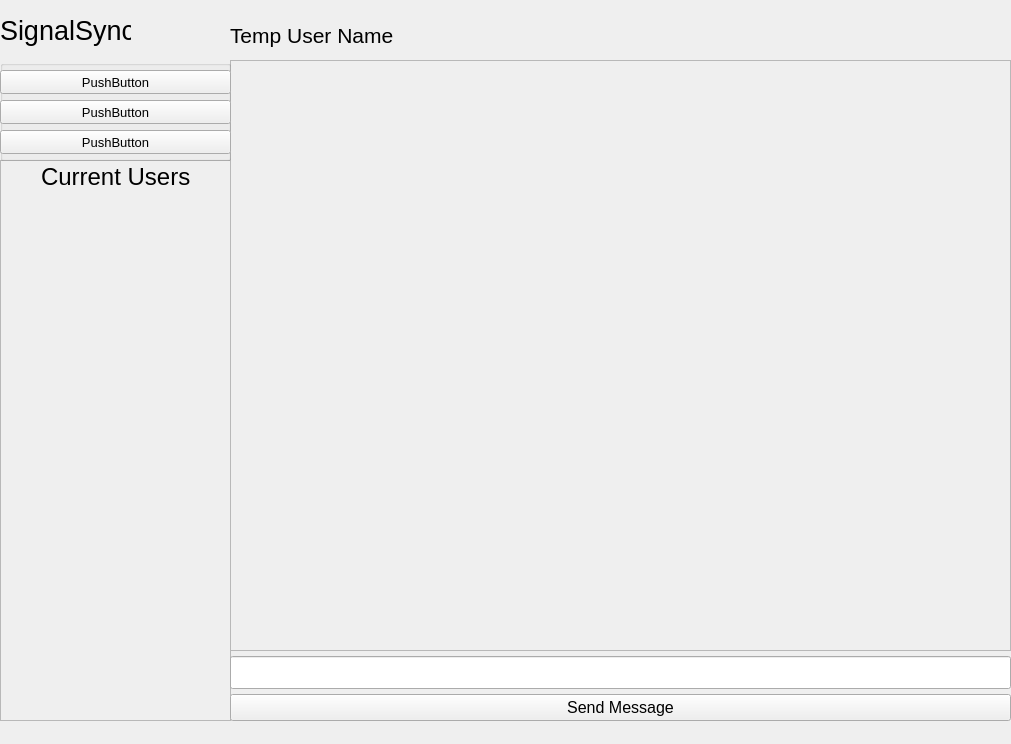
First picture: the form in ChatAppClient/ChattingWindow.ui, repository pahuljotmatharoo/SignalSync-client, before the edit.
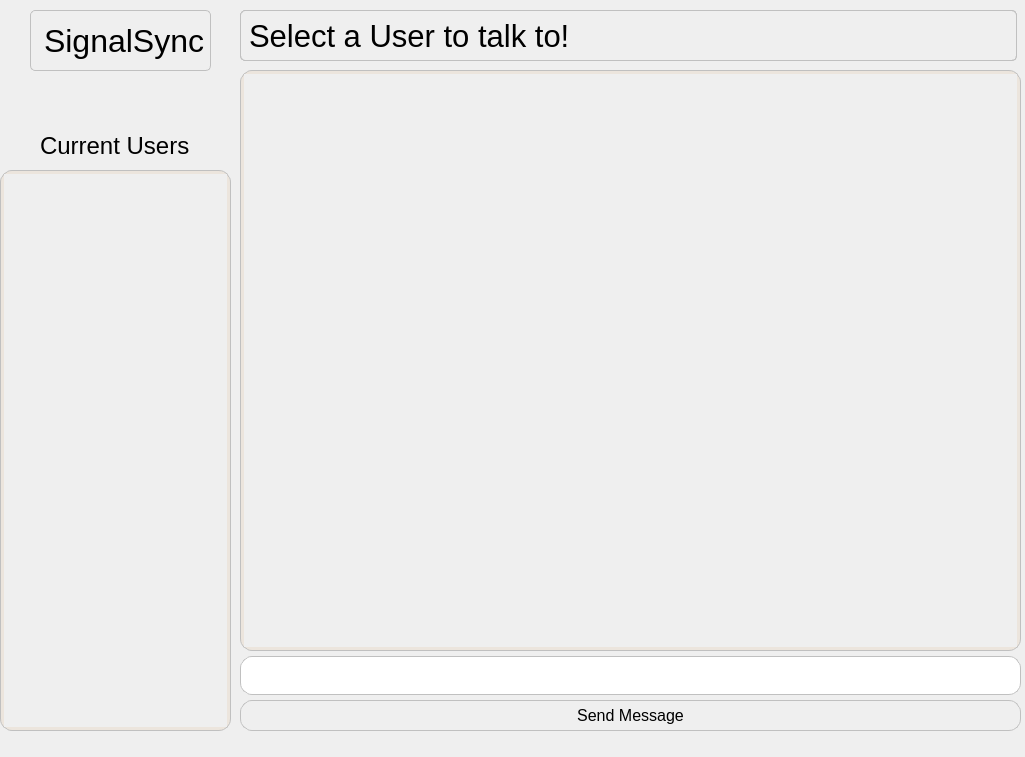
Second picture: the form after the edit.

What changed in the file:
```diff
--- a/ChatAppClient/ChattingWindow.ui
+++ b/ChatAppClient/ChattingWindow.ui
@@ -6,12 +6,12 @@
    <rect>
     <x>0</x>
     <y>0</y>
-    <width>1011</width>
-    <height>744</height>
+    <width>1025</width>
+    <height>757</height>
    </rect>
   </property>
   <property name="sizePolicy">
-   <sizepolicy hsizetype="Preferred" vsizetype="MinimumExpanding">
+   <sizepolicy hsizetype="Preferred" vsizetype="Ignored">
     <horstretch>0</horstretch>
     <verstretch>0</verstretch>
    </sizepolicy>
@@ -35,7 +35,7 @@
     <property name="geometry">
      <rect>
       <x>0</x>
-      <y>160</y>
+      <y>170</y>
       <width>231</width>
       <height>561</height>
      </rect>
@@ -46,6 +46,35 @@
        <property name="enabled">
         <bool>true</bool>
        </property>
+       <property name="styleSheet">
+        <string notr="true">/* ===== scrollArea_2 &amp; viewport ===== */
+QScrollArea#scrollArea_2 {
+    border: 1px solid #C0C0C0;   /* subtle outline */
+    border-radius: 12px;         /* round the outer border */
+    background-color: #ECE5DD;
+    padding: 3px;
+}
+
+
+/* ===== Vertical ScrollBar for scrollArea_2 ===== */
+QScrollArea#scrollArea_2 QScrollBar:vertical {
+    background: transparent;
+    width: 6px;
+    margin: 0;
+}
+QScrollArea#scrollArea_2 QScrollBar::handle:vertical {
+    background: rgba(0,0,0,0.2);
+    min-height: 20px;
+    border-radius: 3px;
+}
+QScrollArea#scrollArea_2 QScrollBar::add-line,
+QScrollArea#scrollArea_2 QScrollBar::sub-line,
+QScrollArea#scrollArea_2 QScrollBar::add-page,
+QScrollArea#scrollArea_2 QScrollBar::sub-page {
+    height: 0;
+}
+</string>
+       </property>
        <property name="widgetResizable">
         <bool>true</bool>
        </property>
@@ -54,28 +83,10 @@
          <rect>
           <x>0</x>
           <y>0</y>
-          <width>227</width>
-          <height>557</height>
+          <width>221</width>
+          <height>551</height>
          </rect>
         </property>
-        <widget class="QLabel" name="label_2">
-         <property name="geometry">
-          <rect>
-           <x>40</x>
-           <y>0</y>
-           <width>151</width>
-           <height>31</height>
-          </rect>
-         </property>
-         <property name="font">
-          <font>
-           <pointsize>18</pointsize>
-          </font>
-         </property>
-         <property name="text">
-          <string>Current Users</string>
-         </property>
-        </widget>
        </widget>
       </widget>
      </item>
@@ -84,8 +95,8 @@
    <widget class="QWidget" name="layoutWidget">
     <property name="geometry">
      <rect>
-      <x>230</x>
-      <y>60</y>
+      <x>240</x>
+      <y>70</y>
       <width>781</width>
       <height>661</height>
      </rect>
@@ -99,11 +110,41 @@
        <property name="enabled">
         <bool>true</bool>
        </property>
+       <property name="autoFillBackground">
+        <bool>false</bool>
+       </property>
+       <property name="styleSheet">
+        <string notr="true">/* ===== ScrollArea &amp; viewport ===== */
+QScrollArea {
+    border: 1px solid #C0C0C0;   /* subtle outline */
+    border-radius: 12px;         /* round the outer border */
+    background-color: #ECE5DD;
+    padding: 3px;
+}
+
+/* ===== Vertical ScrollBar ===== */
+QScrollBar:vertical {
+    background: transparent;
+    width: 6px;
+    margin: 0;
+}
+QScrollBar::handle:vertical {
+    background: rgba(0,0,0,0.2);
+    min-height: 20px;
+    border-radius: 3px;
+}
+QScrollBar::add-line, QScrollBar::sub-line,
+QScrollBar::add-page, QScrollBar::sub-page {
+    height: 0px;
+}
+
+</string>
+       </property>
        <property name="frameShape">
-        <enum>QFrame::Shape::StyledPanel</enum>
+        <enum>QFrame::Shape::Panel</enum>
        </property>
        <property name="frameShadow">
-        <enum>QFrame::Shadow::Raised</enum>
+        <enum>QFrame::Shadow::Plain</enum>
        </property>
        <property name="widgetResizable">
         <bool>true</bool>
@@ -113,8 +154,8 @@
          <rect>
           <x>0</x>
           <y>0</y>
-          <width>777</width>
-          <height>594</height>
+          <width>771</width>
+          <height>578</height>
          </rect>
         </property>
        </widget>
@@ -125,6 +166,11 @@
        <property name="enabled">
         <bool>true</bool>
        </property>
+       <property name="styleSheet">
+        <string notr="true">border: 1px solid #C0C0C0;   /* subtle outline */
+    border-radius: 12px;         /* round the outer border */
+    padding: 5px;</string>
+       </property>
       </widget>
      </item>
      <item>
@@ -134,6 +180,11 @@
          <pointsize>12</pointsize>
         </font>
        </property>
+       <property name="styleSheet">
+        <string notr="true"> border: 1px solid #C0C0C0;   /* subtle outline */
+ border-radius: 12px;         /* round the outer border */
+padding: 5px;</string>
+       </property>
        <property name="text">
         <string>Send Message</string>
        </property>
@@ -141,102 +192,89 @@
      </item>
     </layout>
    </widget>
-   <widget class="QLabel" name="label">
+   <widget class="QFrame" name="frame">
     <property name="geometry">
      <rect>
-      <x>230</x>
-      <y>20</y>
-      <width>371</width>
+      <x>240</x>
+      <y>10</y>
+      <width>777</width>
+      <height>51</height>
+     </rect>
+    </property>
+    <property name="styleSheet">
+     <string notr="true">border-radius: 5px;
+border: 1px solid #C0C0C0;   /* subtle outline */</string>
+    </property>
+    <property name="frameShape">
+     <enum>QFrame::Shape::StyledPanel</enum>
+    </property>
+    <property name="frameShadow">
+     <enum>QFrame::Shadow::Raised</enum>
+    </property>
+    <widget class="QLabel" name="label">
+     <property name="geometry">
+      <rect>
+       <x>0</x>
+       <y>0</y>
+       <width>777</width>
+       <height>51</height>
+      </rect>
+     </property>
+     <property name="font">
+      <font>
+       <family>Arial</family>
+       <pointsize>23</pointsize>
+      </font>
+     </property>
+     <property name="styleSheet">
+      <string notr="true">text-align: center;</string>
+     </property>
+     <property name="text">
+      <string>Select a User to talk to!</string>
+     </property>
+    </widget>
+   </widget>
+   <widget class="QLabel" name="label_2">
+    <property name="geometry">
+     <rect>
+      <x>40</x>
+      <y>130</y>
+      <width>151</width>
       <height>31</height>
      </rect>
     </property>
     <property name="font">
      <font>
-      <pointsize>16</pointsize>
+      <pointsize>18</pointsize>
      </font>
     </property>
-    <property name="styleSheet">
-     <string notr="true">text-align: center;</string>
-    </property>
     <property name="text">
-     <string>Temp User Name</string>
+     <string>Current Users</string>
     </property>
    </widget>
    <widget class="QLabel" name="label_3">
     <property name="geometry">
      <rect>
-      <x>0</x>
+      <x>30</x>
       <y>10</y>
-      <width>131</width>
-      <height>41</height>
+      <width>181</width>
+      <height>61</height>
      </rect>
     </property>
     <property name="font">
      <font>
-      <pointsize>20</pointsize>
+      <pointsize>24</pointsize>
      </font>
     </property>
+    <property name="styleSheet">
+     <string notr="true">border-radius: 5px;
+border: 1px solid #C0C0C0;   /* subtle outline */
+padding: 5px;</string>
+    </property>
     <property name="text">
      <string>SignalSync</string>
     </property>
    </widget>
-   <widget class="QGroupBox" name="groupBox">
-    <property name="geometry">
-     <rect>
-      <x>0</x>
-      <y>60</y>
-      <width>231</width>
-      <height>101</height>
-     </rect>
-    </property>
-    <property name="font">
-     <font>
-      <pointsize>10</pointsize>
-     </font>
-    </property>
-    <property name="title">
-     <string/>
-    </property>
-    <widget class="QPushButton" name="pushButton">
-     <property name="geometry">
-      <rect>
-       <x>0</x>
-       <y>10</y>
-       <width>231</width>
-       <height>24</height>
-      </rect>
-     </property>
-     <property name="text">
-      <string>PushButton</string>
-     </property>
-    </widget>
-    <widget class="QPushButton" name="pushButton_2">
-     <property name="geometry">
-      <rect>
-       <x>0</x>
-       <y>40</y>
-       <width>231</width>
-       <height>24</height>
-      </rect>
-     </property>
-     <property name="text">
-      <string>PushButton</string>
-     </property>
-    </widget>
-    <widget class="QPushButton" name="pushButton_3">
-     <property name="geometry">
-      <rect>
-       <x>0</x>
-       <y>70</y>
-       <width>231</width>
-       <height>24</height>
-      </rect>
-     </property>
-     <property name="text">
-      <string>PushButton</string>
-     </property>
-    </widget>
-   </widget>
   </widget>
   <widget class="QMenuBar" name="menubar">
    <property name="geometry">
```
Left out of the diff: 2 changed lines with no effect on the pictures.
